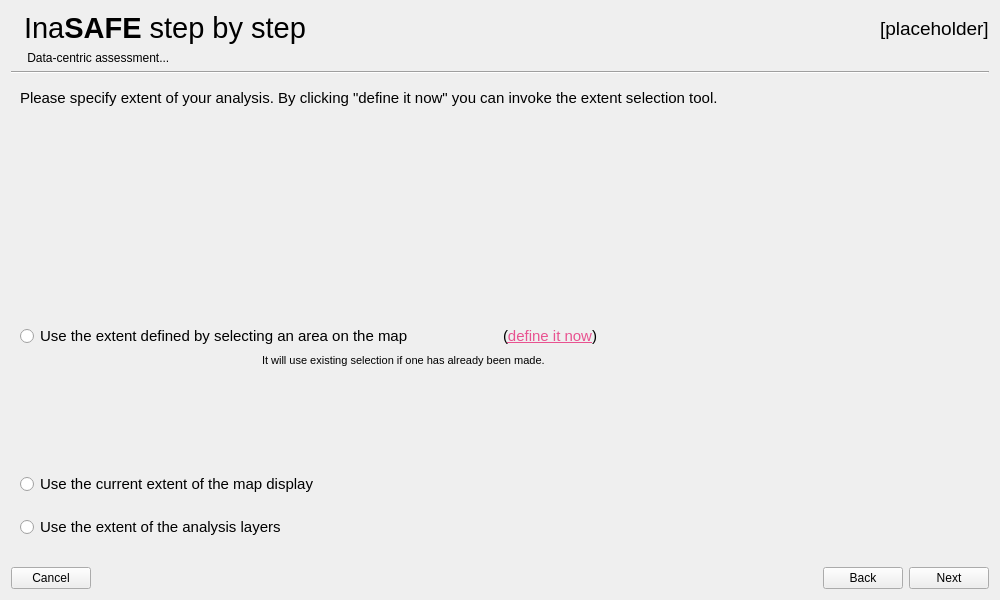
Old version of the form safe/gui/ui/wizard_dialog_base.ui in the repository inasafe/inasafe.
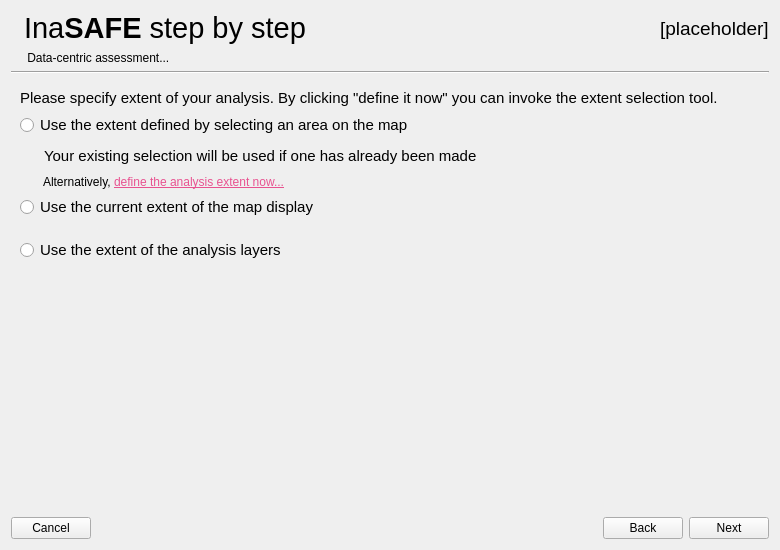
New version of the form. The open tabs and pages were chosen to show the change. Icons and pictures are not drawn. Custom widgets are drawn as their Qt base class.

Commit message: More minimisation efforts on wizard

```diff
--- a/safe/gui/ui/wizard_dialog_base.ui
+++ b/safe/gui/ui/wizard_dialog_base.ui
@@ -6,8 +6,8 @@
    <rect>
     <x>0</x>
     <y>0</y>
-    <width>1000</width>
-    <height>600</height>
+    <width>780</width>
+    <height>550</height>
    </rect>
   </property>
   <property name="sizePolicy">
@@ -2222,15 +2222,13 @@
         </widget>
        </item>
        <item>
-        <layout class="QGridLayout" name="gridLayout_9">
-         <item row="0" column="0" colspan="2">
           <widget class="QRadioButton" name="rbExtentUser">
            <property name="text">
             <string>Use the extent defined by selecting an area on the map</string>
            </property>
           </widget>
          </item>
-         <item row="1" column="1" colspan="2">
+       <item>
           <widget class="QLabel" name="lblExistingSelection">
            <property name="sizePolicy">
             <sizepolicy hsizetype="Expanding" vsizetype="Preferred">
@@ -2238,18 +2236,27 @@
              <verstretch>0</verstretch>
             </sizepolicy>
            </property>
+         <property name="font">
+          <font>
+           <family>Ubuntu</family>
+           <pointsize>11</pointsize>
+           <weight>50</weight>
+           <italic>false</italic>
+           <bold>false</bold>
+          </font>
+         </property>
            <property name="styleSheet">
-            <string notr="true">font: 8pt;</string>
+          <string notr="true">padding-left: 20px;</string>
            </property>
            <property name="text">
-            <string>It will use existing selection if one has already been made.</string>
+          <string>Your existing selection will be used if one has already been made</string>
            </property>
            <property name="alignment">
             <set>Qt::AlignLeading|Qt::AlignLeft|Qt::AlignTop</set>
            </property>
           </widget>
          </item>
-         <item row="0" column="2" colspan="2">
+       <item>
           <widget class="QLabel" name="lblDefineExtentNow">
            <property name="sizePolicy">
             <sizepolicy hsizetype="Expanding" vsizetype="Preferred">
@@ -2257,12 +2264,15 @@
              <verstretch>0</verstretch>
             </sizepolicy>
            </property>
+         <property name="styleSheet">
+          <string notr="true">padding-left: 20px;</string>
+         </property>
            <property name="text">
-            <string>&lt;html&gt;&lt;head/&gt;&lt;body&gt;&lt;p&gt;(&lt;a href=&quot;define_user_extent&quot;&gt;&lt;span style=&quot; text-decoration: underline; color:#e85290;&quot;&gt;define it now&lt;/span&gt;&lt;/a&gt;)&lt;/p&gt;&lt;/body&gt;&lt;/html&gt;</string>
+          <string>&lt;html&gt;&lt;head/&gt;&lt;body&gt;&lt;p&gt;Alternatively, &lt;a href=&quot;define_user_extent&quot;&gt; &lt;span style=&quot; text-decoration: underline; color:#e85290;&quot;&gt;define the analysis extent now...&lt;/span&gt;&lt;/a&gt;&lt;/p&gt;&lt;/body&gt;&lt;/html&gt;</string>
            </property>
           </widget>
          </item>
-         <item row="2" column="0" colspan="4">
+       <item>
           <widget class="QRadioButton" name="rbExtentScreen">
            <property name="minimumSize">
             <size>
@@ -2275,7 +2285,7 @@
            </property>
           </widget>
          </item>
-         <item row="3" column="0" colspan="4">
+       <item>
           <widget class="QRadioButton" name="rbExtentLayer">
            <property name="minimumSize">
             <size>
@@ -2288,7 +2298,18 @@
            </property>
           </widget>
          </item>
-        </layout>
+       <item>
+        <spacer name="verticalSpacer_4">
+         <property name="orientation">
+          <enum>Qt::Vertical</enum>
+         </property>
+         <property name="sizeHint" stdset="0">
+          <size>
+           <width>20</width>
+           <height>40</height>
+          </size>
+         </property>
+        </spacer>
        </item>
       </layout>
      </widget>
```
Left out of the diff: 132 changed lines with no effect on the pictures. Lines whose indentation alone changed are shown as unchanged.
